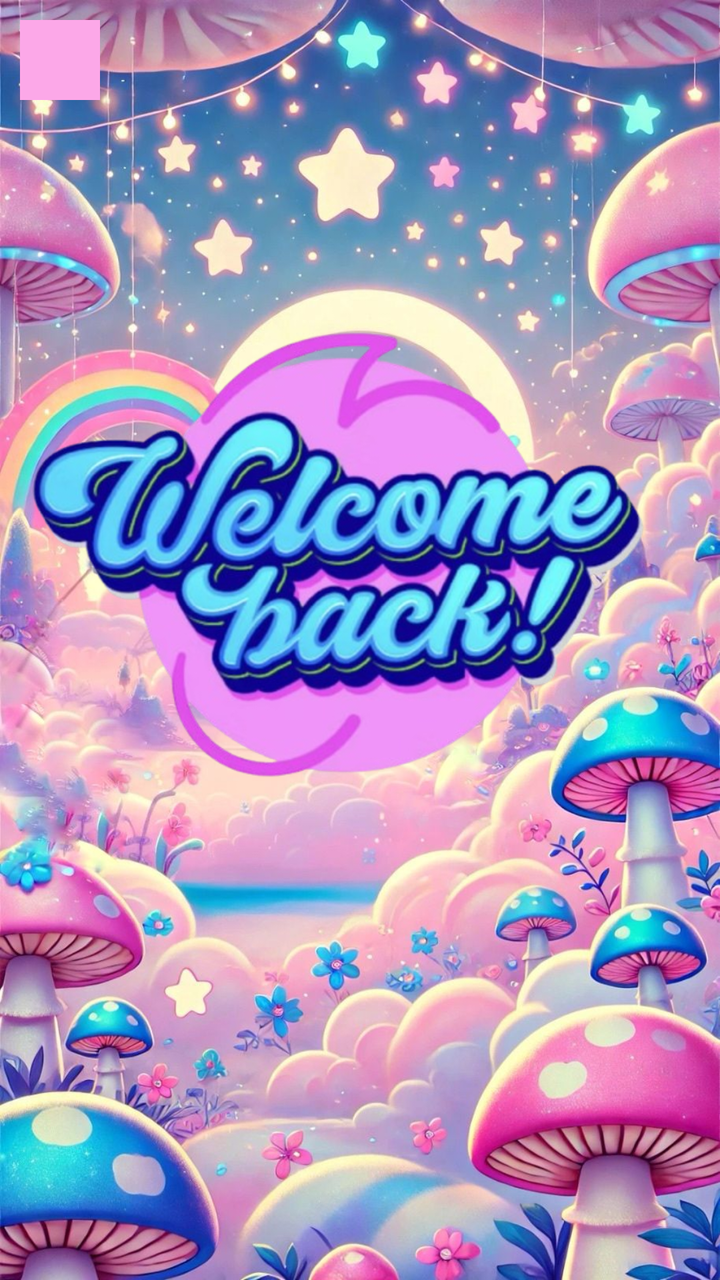
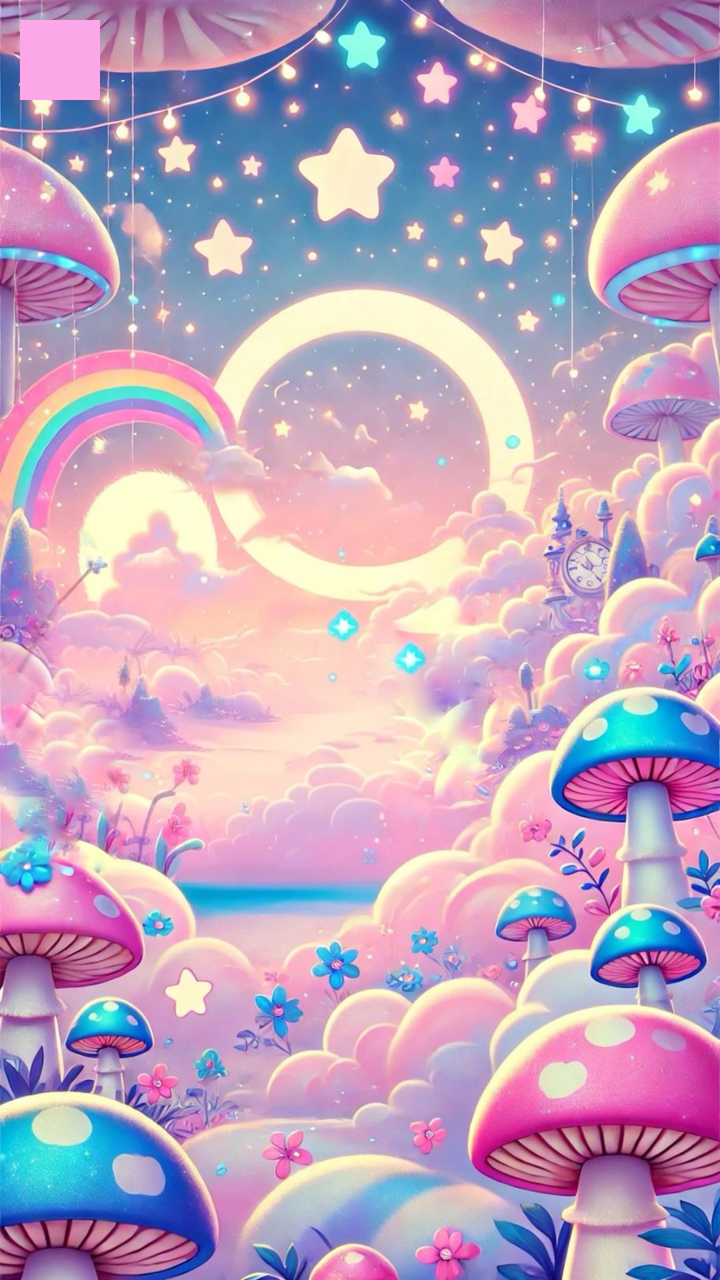

Before-and-after screenshots of an Android layout around one commit, followed by the original layout XML and the change that was made.
<!-- AndroidManifest.xml: application theme Theme.MyProject -->
<!-- res/layout/activity_game.xml -->
<?xml version="1.0" encoding="utf-8"?>
<androidx.drawerlayout.widget.DrawerLayout xmlns:android="http://schemas.android.com/apk/res/android"
    xmlns:app="http://schemas.android.com/apk/res-auto"
    xmlns:tools="http://schemas.android.com/tools"
    android:id="@+id/drawer_layout"
    android:layout_width="match_parent"
    android:background="@drawable/app_background"
    android:layout_height="match_parent"
    tools:context=".GameActivity">

    <LinearLayout
        android:layout_width="match_parent"
        android:layout_height="match_parent"
        android:orientation="vertical">

    <com.google.android.material.appbar.MaterialToolbar
        android:id="@+id/tbMain"
        android:layout_width="40dp"
        android:layout_height="40dp"
        android:layout_marginLeft="10dp"
        android:layout_marginTop="10dp"
        android:background="#FCA8E8" />

    <FrameLayout
        android:id="@+id/frame_container"
        android:layout_width="match_parent"
        android:layout_height="match_parent">

        <ImageView
            android:id="@+id/welcomeImage"
            android:layout_width="wrap_content"
            android:layout_height="wrap_content"
            android:layout_marginTop="27dp"
            app:srcCompat="@drawable/welcomeimage" />
    </FrameLayout>

    </LinearLayout>

    <com.google.android.material.navigation.NavigationView
        android:id="@+id/navigation_view"
        android:layout_width="match_parent"
        android:layout_height="match_parent"
        android:layout_gravity="start"
        app:headerLayout="@layout/nav_header"
        app:menu="@menu/drawer_menu" />


</androidx.drawerlayout.widget.DrawerLayout>
<!-- res/layout/nav_header.xml (included above) -->
<?xml version="1.0" encoding="utf-8"?>
<LinearLayout xmlns:android="http://schemas.android.com/apk/res/android"
    android:layout_width="match_parent"
    android:orientation="vertical"
    android:layout_height="200dp"
    android:gravity="center"
    android:background="#F0B5D2">

    <ImageView
        android:layout_width="80dp"
        android:layout_height="80dp"
        android:src="@drawable/ic_user"
        android:contentDescription="Profile Picture"/>

    <TextView
        android:id="@+id/tvUsername"
        android:layout_width="wrap_content"
        android:layout_height="wrap_content"
        android:text="Hello User!"
        android:fontFamily="@font/spicy_rice"
        android:textColor="@android:color/white"
        android:textSize="20sp"/>

</LinearLayout>
<!-- resources referenced by this layout -->
<resources>
  <!-- drawable app_background: jpg bitmap (drawable, 209209 bytes) -->
  <!-- drawable ic_user (drawable) -->
  <vector xmlns:android="http://schemas.android.com/apk/res/android" android:height="24dp" android:tint="#FFFFFF" android:viewportHeight="24" android:viewportWidth="24" android:width="24dp">
        
      <path android:fillColor="@android:color/white" android:pathData="M12,4m-2,0a2,2 0,1 1,4 0a2,2 0,1 1,-4 0"/>
        
      <path android:fillColor="@android:color/white" android:pathData="M15.89,8.11C15.5,7.72 14.83,7 13.53,7c-0.21,0 -1.42,0 -2.54,0C8.24,6.99 6,4.75 6,2H4c0,3.16 2.11,5.84 5,6.71V22h2v-6h2v6h2V10.05L18.95,14l1.41,-1.41L15.89,8.11z"/>
      
  </vector>
  <!-- drawable welcomeimage: png bitmap (drawable, 274522 bytes) -->
  <style name="Theme.MyProject" parent="Base.Theme.MyProject" />
  <style name="Base.Theme.MyProject" parent="Theme.Material3.DayNight.NoActionBar">
          
          
      </style>
</resources>

<!-- the commit's change to res/layout/activity_game.xml (unified diff, before → after) -->
@@ -25,13 +25,6 @@
         android:id="@+id/frame_container"
         android:layout_width="match_parent"
         android:layout_height="match_parent">
-
-        <ImageView
-            android:id="@+id/welcomeImage"
-            android:layout_width="wrap_content"
-            android:layout_height="wrap_content"
-            android:layout_marginTop="27dp"
-            app:srcCompat="@drawable/welcomeimage" />
     </FrameLayout>
 
     </LinearLayout>
<!-- resource entries referenced after the edit -->
@@ -9,7 +9,6 @@
       <path android:fillColor="@android:color/white" android:pathData="M15.89,8.11C15.5,7.72 14.83,7 13.53,7c-0.21,0 -1.42,0 -2.54,0C8.24,6.99 6,4.75 6,2H4c0,3.16 2.11,5.84 5,6.71V22h2v-6h2v6h2V10.05L18.95,14l1.41,-1.41L15.89,8.11z"/>
       
   </vector>
-  <!-- drawable welcomeimage: png bitmap (drawable, 274522 bytes) -->
   <style name="Theme.MyProject" parent="Base.Theme.MyProject" />
   <style name="Base.Theme.MyProject" parent="Theme.Material3.DayNight.NoActionBar">
           
